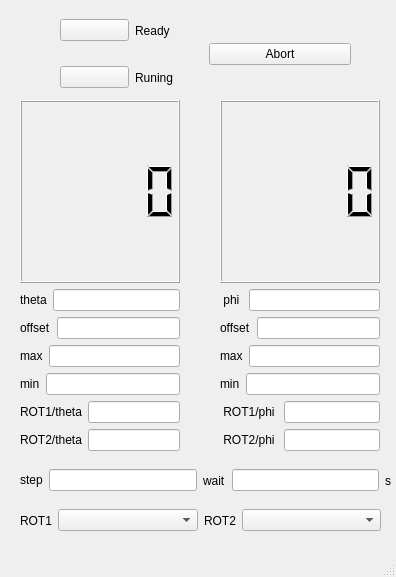
The window that modules/twoaxis/twoaxisform.ui (northriv/KAME) describes before a commit, drawn with Qt 5.
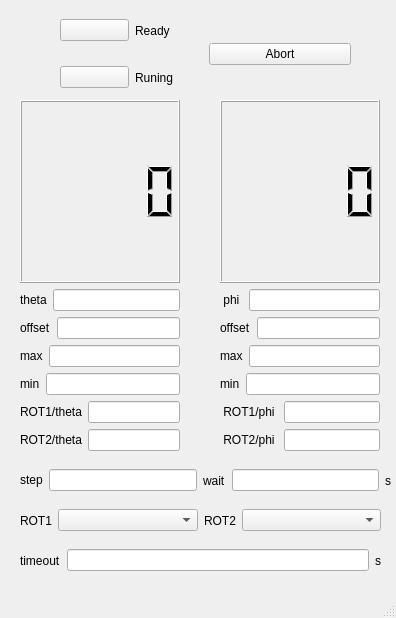
The same window after the commit.

Commit message: twoaxis timeout

The edit to the form file:
```diff
--- a/modules/twoaxis/twoaxisform.ui
+++ b/modules/twoaxis/twoaxisform.ui
@@ -10,7 +10,7 @@
     <x>0</x>
     <y>0</y>
     <width>396</width>
-    <height>577</height>
+    <height>618</height>
    </rect>
   </property>
   <property name="contextMenuPolicy">
@@ -396,6 +396,35 @@
      </item>
     </layout>
    </widget>
+   <widget class="QWidget" name="horizontalLayoutWidget_3">
+    <property name="geometry">
+     <rect>
+      <x>20</x>
+      <y>540</y>
+      <width>361</width>
+      <height>41</height>
+     </rect>
+    </property>
+    <layout class="QHBoxLayout" name="horizontalLayout_18">
+     <item>
+      <widget class="QLabel" name="label_20">
+       <property name="text">
+        <string>timeout</string>
+       </property>
+      </widget>
+     </item>
+     <item>
+      <widget class="QLineEdit" name="m_edTimeout"/>
+     </item>
+     <item>
+      <widget class="QLabel" name="label_21">
+       <property name="text">
+        <string>s</string>
+       </property>
+      </widget>
+     </item>
+    </layout>
+   </widget>
   </widget>
   <widget class="QStatusBar" name="statusbar"/>
  </widget>
```
The commit also changes 2 other files.
